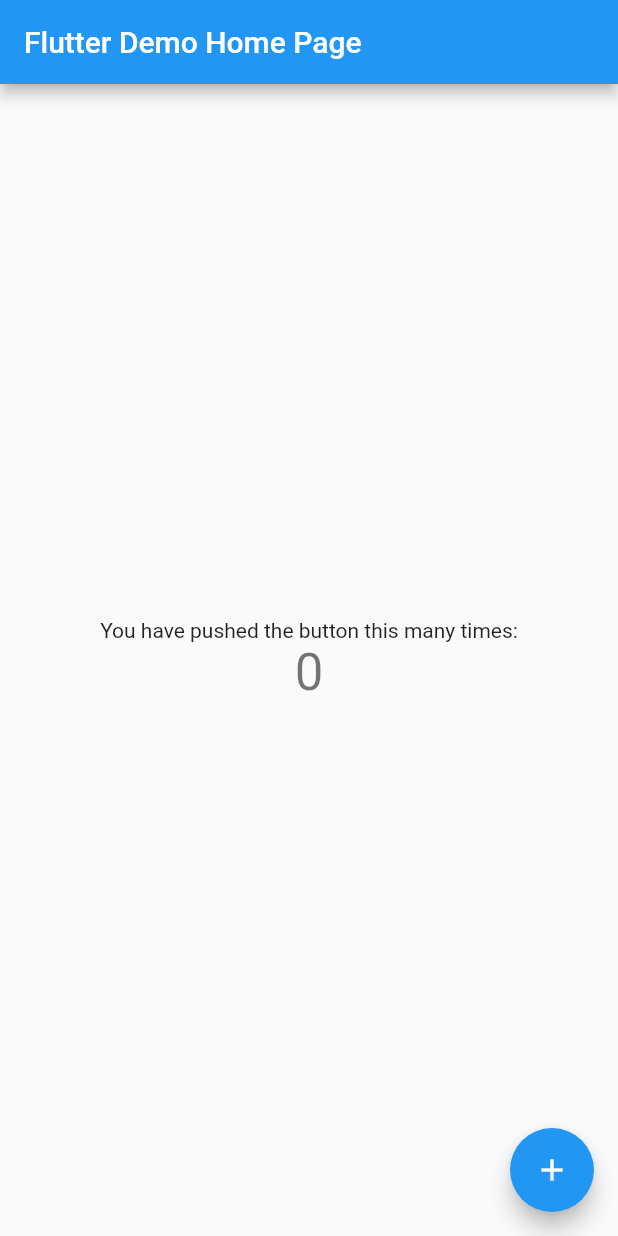
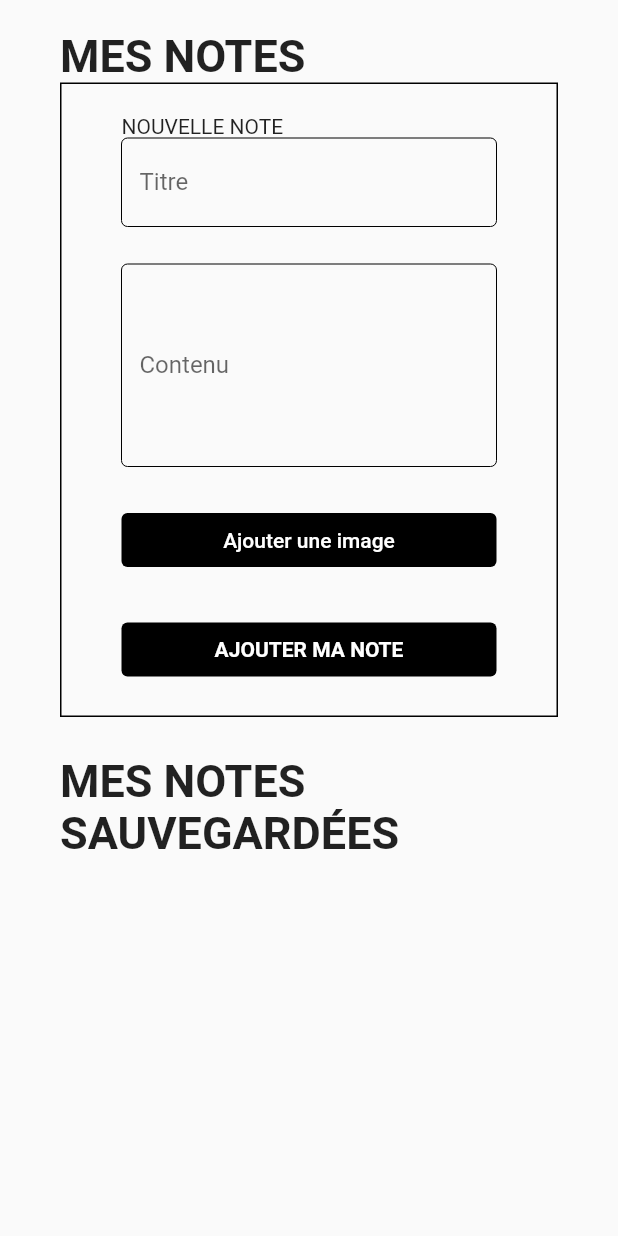
Before and after one commit to BenoitPE/ESGI_Flutter, a Flutter app: the screen it shows after launch, on a phone screen of 412 x 824 dp. Run offline on Flutter 3.47's test engine with Material 2 defaults, Android fonts, the phone set to English and light mode, and no system bars.

Commit message:
Ajout du formulaire de création d'une nouvelle note

```diff
--- a/esgi_flutter/lib/main.dart
+++ b/esgi_flutter/lib/main.dart
@@ -1,3 +1,4 @@
+import 'package:esgi_flutter/screens/app/home/home_screen.dart';
 import 'package:flutter/material.dart';
 
 void main() {
@@ -6,110 +7,14 @@
 
 class MyApp extends StatelessWidget {
   const MyApp({Key? key}) : super(key: key);
-
-  // This widget is the root of your application.
   @override
   Widget build(BuildContext context) {
     return MaterialApp(
-      title: 'Flutter Demo',
+      title: 'ESGI Flutter - Projet Final',
       theme: ThemeData(
-        // This is the theme of your application.
-        //
-        // Try running your application with "flutter run". You'll see the
-        // application has a blue toolbar. Then, without quitting the app, try
-        // changing the primarySwatch below to Colors.green and then invoke
-        // "hot reload" (press "r" in the console where you ran "flutter run",
-        // or simply save your changes to "hot reload" in a Flutter IDE).
-        // Notice that the counter didn't reset back to zero; the application
-        // is not restarted.
         primarySwatch: Colors.blue,
       ),
-      home: const MyHomePage(title: 'Flutter Demo Home Page'),
+      home: const HomePage(title: 'ESGI Flutter - Projet Final'),
     );
   }
 }
-
-class MyHomePage extends StatefulWidget {
-  const MyHomePage({Key? key, required this.title}) : super(key: key);
-
-  // This widget is the home page of your application. It is stateful, meaning
-  // that it has a State object (defined below) that contains fields that affect
-  // how it looks.
-
-  // This class is the configuration for the state. It holds the values (in this
-  // case the title) provided by the parent (in this case the App widget) and
-  // used by the build method of the State. Fields in a Widget subclass are
-  // always marked "final".
-
-  final String title;
-
-  @override
-  State<MyHomePage> createState() => _MyHomePageState();
-}
-
-class _MyHomePageState extends State<MyHomePage> {
-  int _counter = 0;
-
-  void _incrementCounter() {
-    setState(() {
-      // This call to setState tells the Flutter framework that something has
-      // changed in this State, which causes it to rerun the build method below
-      // so that the display can reflect the updated values. If we changed
-      // _counter without calling setState(), then the build method would not be
-      // called again, and so nothing would appear to happen.
-      _counter++;
-    });
-  }
-
-  @override
-  Widget build(BuildContext context) {
-    // This method is rerun every time setState is called, for instance as done
-    // by the _incrementCounter method above.
-    //
-    // The Flutter framework has been optimized to make rerunning build methods
-    // fast, so that you can just rebuild anything that needs updating rather
-    // than having to individually change instances of widgets.
-    return Scaffold(
-      appBar: AppBar(
-        // Here we take the value from the MyHomePage object that was created by
-        // the App.build method, and use it to set our appbar title.
-        title: Text(widget.title),
-      ),
-      body: Center(
-        // Center is a layout widget. It takes a single child and positions it
-        // in the middle of the parent.
-        child: Column(
-          // Column is also a layout widget. It takes a list of children and
-          // arranges them vertically. By default, it sizes itself to fit its
-          // children horizontally, and tries to be as tall as its parent.
-          //
-          // Invoke "debug painting" (press "p" in the console, choose the
-          // "Toggle Debug Paint" action from the Flutter Inspector in Android
-          // Studio, or the "Toggle Debug Paint" command in Visual Studio Code)
-          // to see the wireframe for each widget.
-          //
-          // Column has various properties to control how it sizes itself and
-          // how it positions its children. Here we use mainAxisAlignment to
-          // center the children vertically; the main axis here is the vertical
-          // axis because Columns are vertical (the cross axis would be
-          // horizontal).
-          mainAxisAlignment: MainAxisAlignment.center,
-          children: <Widget>[
-            const Text(
-              'You have pushed the button this many times:',
-            ),
-            Text(
-              '$_counter',
-              style: Theme.of(context).textTheme.headline4,
-            ),
-          ],
-        ),
-      ),
-      floatingActionButton: FloatingActionButton(
-        onPressed: _incrementCounter,
-        tooltip: 'Increment',
-        child: const Icon(Icons.add),
-      ), // This trailing comma makes auto-formatting nicer for build methods.
-    );
-  }
-}
--- /dev/null
+++ b/esgi_flutter/lib/screens/app/home/home_screen.dart
@@ -0,0 +1,123 @@
+import 'package:flutter/material.dart';
+
+class HomePage extends StatefulWidget {
+  const HomePage({Key? key, required this.title}) : super(key: key);
+  final String title;
+
+  @override
+  State<HomePage> createState() => _HomePageState();
+}
+
+class _HomePageState extends State<HomePage> {
+  int _counter = 0;
+
+  void _incrementCounter() {
+    setState(() {
+      _counter++;
+    });
+  }
+
+  @override
+  Widget build(BuildContext context) {
+    return Scaffold(
+      body: Container(
+        alignment: Alignment.topLeft,
+        padding: const EdgeInsets.symmetric(vertical: 20, horizontal: 40),
+        child: Column(
+          crossAxisAlignment: CrossAxisAlignment.stretch,
+          children: <Widget>[
+            const Text(
+              'MES NOTES',
+              style: TextStyle(fontSize: 30, fontWeight: FontWeight.bold),
+              textAlign: TextAlign.left,
+            ),
+            Container(
+              padding: const EdgeInsets.symmetric(vertical: 20, horizontal: 40),
+              decoration:
+                  BoxDecoration(border: Border.all(color: Colors.black)),
+              child: Column(
+                crossAxisAlignment: CrossAxisAlignment.stretch,
+                children: <Widget>[
+                  const Text(
+                    'NOUVELLE NOTE',
+                    textAlign: TextAlign.left,
+                  ),
+                  TextFormField(
+                    minLines: 1,
+                    maxLines: 1,
+                    decoration: const InputDecoration(
+                      labelText: 'Titre',
+                      enabledBorder: OutlineInputBorder(
+                        borderSide: BorderSide(color: Colors.black, width: 0.0),
+                      ),
+                      border: OutlineInputBorder(),
+                    ),
+                  ),
+                  Padding(
+                    padding: const EdgeInsets.only(top: 25),
+                    child: TextFormField(
+                      maxLines: 5,
+                      decoration: const InputDecoration(
+                        labelText: 'Contenu',
+                        enabledBorder: OutlineInputBorder(
+                          borderSide:
+                              BorderSide(color: Colors.black, width: 0.0),
+                        ),
+                        border: OutlineInputBorder(),
+                      ),
+                    ),
+                  ),
+                  Padding(
+                    padding: const EdgeInsets.only(top: 25.0),
+                    child: TextButton(
+                      style: ButtonStyle(
+                        overlayColor:
+                            MaterialStateProperty.all<Color>(Colors.grey),
+                        backgroundColor:
+                            MaterialStateProperty.all<Color>(Colors.black),
+                        foregroundColor:
+                            MaterialStateProperty.all<Color>(Colors.white),
+                      ),
+                      onPressed: () {},
+                      child: const Text('Ajouter une image'),
+                    ),
+                  ),
+                  Padding(
+                    padding: const EdgeInsets.only(top: 25.0),
+                    child: TextButton(
+                      style: ButtonStyle(
+                        overlayColor:
+                            MaterialStateProperty.all<Color>(Colors.grey),
+                        backgroundColor:
+                            MaterialStateProperty.all<Color>(Colors.black),
+                        foregroundColor:
+                            MaterialStateProperty.all<Color>(Colors.white),
+                      ),
+                      onPressed: () {},
+                      child: const Text(
+                        'AJOUTER MA NOTE',
+                        style: TextStyle(fontWeight: FontWeight.bold),
+                      ),
+                    ),
+                  ),
+                ],
+              ),
+            ),
+            const Padding(
+              padding: EdgeInsets.only(top: 25),
+              child: Text(
+                'MES NOTES SAUVEGARDÉES',
+                style: TextStyle(
+                  fontSize: 30,
+                  fontWeight: FontWeight.bold,
+                ),
+                textAlign: TextAlign.left,
+              ),
+            ),
+          ],
+        ),
+      ),
+    );
+  }
+}
+// TODO Implement this library.
```
